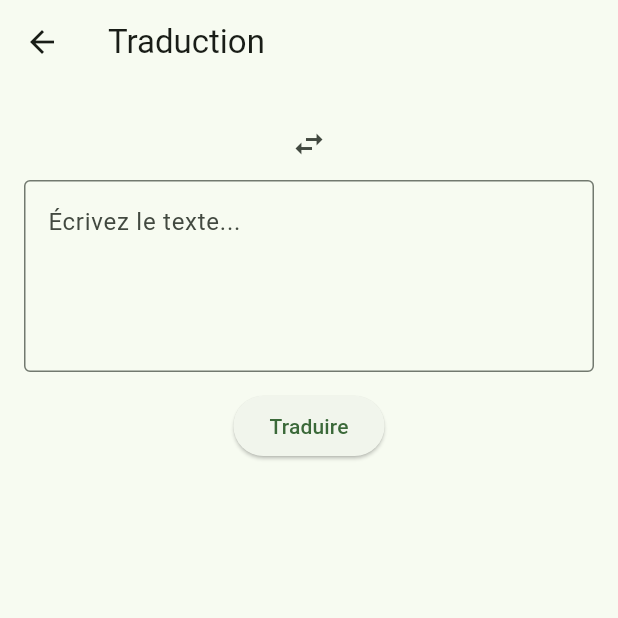
After one commit to trabelsiwala047/agrismart, a Flutter app: the screen it shows once a user with an empty profile is signed in, after a tap on the "translate" icon, on a phone screen of 412 x 824 dp, the top half of it. The commit adds this screen. Run offline on Flutter 3.47's test engine with Material 3 defaults, Android fonts, the phone set to English and light mode, and no system bars; our stand-ins replace camera, firebase_auth, firebase_core, shared_preferences; missing offline and left inert: google_mlkit_face_detection, google_mlkit_translation; accounts and stored records are empty; network calls fail.

Commit message:
ajout du bouton traduction dans ZonesPage

```diff
--- a/lib/main.dart
+++ b/lib/main.dart
@@ -8,6 +8,7 @@ import 'package:agrismart/providers/auth_provider.dart';
 import 'package:agrismart/providers/reglages_provider.dart';
 import 'package:agrismart/providers/zones_provider.dart';
 import 'package:agrismart/providers/meteo_provider.dart';
+import 'package:agrismart/providers/translation_provider.dart'; // jdid
 import 'package:agrismart/services/firebase_auth_service.dart';
 import 'package:agrismart/app.dart';
 
@@ -33,6 +34,7 @@ Future<void> main() async {
               ZonesProvider(prefs, context.read<AuthProvider>()),
         ),
         ChangeNotifierProvider(create: (_) => MeteoProvider(prefs)..charger()),
+        ChangeNotifierProvider(create: (_) => TranslationProvider()), // jdid
       ],
       child: const MyApp(),
     ),
--- /dev/null
+++ b/lib/providers/translation_provider.dart
@@ -0,0 +1,35 @@
+import 'package:flutter/foundation.dart';
+import 'package:google_mlkit_translation/google_mlkit_translation.dart';
+import '../services/translation_service.dart';
+
+class TranslationProvider extends ChangeNotifier {
+  final _service = TranslationService();
+
+  TranslateLanguage from = TranslateLanguage.french;
+  TranslateLanguage to = TranslateLanguage.arabic;
+  String result = '';
+  bool loading = false;
+  String? error;
+
+  void swap() {
+    final tmp = from;
+    from = to;
+    to = tmp;
+    result = '';
+    notifyListeners();
+  }
+
+  Future<void> translate(String text) async {
+    if (text.trim().isEmpty) return;
+    loading = true;
+    error = null;
+    notifyListeners();
+    try {
+      result = await _service.translate(text, from, to);
+    } catch (e) {
+      error = 'Erreur de traduction. Vérifiez la connexion (1er usage).';
+    }
+    loading = false;
+    notifyListeners();
+  }
+}
--- /dev/null
+++ b/lib/screens/translation_screen.dart
@@ -0,0 +1,80 @@
+import 'package:flutter/material.dart';
+import 'package:provider/provider.dart';
+import '../providers/translation_provider.dart';
+
+class TranslationScreen extends StatefulWidget {
+  const TranslationScreen({super.key});
+  @override
+  State<TranslationScreen> createState() => _TranslationScreenState();
+}
+
+class _TranslationScreenState extends State<TranslationScreen> {
+  final _controller = TextEditingController();
+  final _formKey = GlobalKey<FormState>();
+
+  @override
+  void dispose() {
+    _controller.dispose();
+    super.dispose();
+  }
+
+  @override
+  Widget build(BuildContext context) {
+    final p = context.watch<TranslationProvider>();
+    return Scaffold(
+      appBar: AppBar(title: const Text('Traduction')),
+      body: Padding(
+        padding: const EdgeInsets.all(16),
+        child: Form(
+          key: _formKey,
+          child: Column(
+            children: [
+              Row(
+                mainAxisAlignment: MainAxisAlignment.center,
+                children: [
+                  Text(p.from.name),
+                  IconButton(
+                    icon: const Icon(Icons.swap_horiz),
+                    onPressed: p.swap,
+                  ),
+                  Text(p.to.name),
+                ],
+              ),
+              TextFormField(
+                controller: _controller,
+                maxLines: 4,
+                decoration: const InputDecoration(
+                  border: OutlineInputBorder(),
+                  hintText: 'Écrivez le texte...',
+                ),
+                validator: (v) =>
+                (v == null || v.trim().isEmpty) ? 'Texte requis' : null,
+              ),
+              const SizedBox(height: 12),
+              ElevatedButton(
+                onPressed: p.loading
+                    ? null
+                    : () {
+                  if (_formKey.currentState!.validate()) {
+                    p.translate(_controller.text);
+                  }
+                },
+                child: p.loading
+                    ? const SizedBox(
+                    height: 20,
+                    width: 20,
+                    child: CircularProgressIndicator(strokeWidth: 2))
+                    : const Text('Traduire'),
+              ),
+              const SizedBox(height: 16),
+              if (p.error != null)
+                Text(p.error!, style: const TextStyle(color: Colors.red)),
+              if (p.result.isNotEmpty)
+                SelectableText(p.result, style: const TextStyle(fontSize: 18)),
+            ],
+          ),
+        ),
+      ),
+    );
+  }
+}
--- a/lib/screens/zones_page.dart
+++ b/lib/screens/zones_page.dart
@@ -6,6 +6,7 @@ import 'package:agrismart/screens/zone_detail_page.dart';
 import 'package:agrismart/screens/zone_form_page.dart';
 import 'package:agrismart/widgets/resume_exploitation.dart';
 import 'package:agrismart/widgets/zone_card.dart';
+import 'package:agrismart/screens/translation_screen.dart';
 
 class ZonesPage extends StatelessWidget {
   const ZonesPage({super.key});
@@ -40,6 +41,14 @@ class ZonesPage extends StatelessWidget {
     if (modifiee == null || !context.mounted) return;
     context.read<ZonesProvider>().remplacer(zone, modifiee);
     _message(context, 'Zone modifiée');
+  }
+
+  // NOUVEAU : ouvre l'écran de traduction
+  void _ouvrirTraduction(BuildContext context) {
+    Navigator.push(
+      context,
+      MaterialPageRoute(builder: (_) => const TranslationScreen()),
+    );
   }
 
   Future<void> _confirmerSuppression(BuildContext context, Zone zone) async {
@@ -80,14 +89,20 @@ class ZonesPage extends StatelessWidget {
   Widget build(BuildContext context) {
     // watch : on affiche des données
     final provider = context.watch<ZonesProvider>();
-    final toutes = provider.zones;           // pour le bandeau (toutes les zones)
-    final zones = provider.zonesAffichees;   // pour la liste (filtrée ou non)
+    final toutes = provider.zones; // pour le bandeau (toutes les zones)
+    final zones = provider.zonesAffichees; // pour la liste (filtrée ou non)
 
     return Scaffold(
       appBar: AppBar(
         backgroundColor: Theme.of(context).colorScheme.inversePrimary,
         title: const Text('AgriSmart'),
         actions: [
+          // NOUVEAU : bouton traduction
+          IconButton(
+            tooltip: 'Traduction',
+            icon: const Icon(Icons.translate),
+            onPressed: () => _ouvrirTraduction(context),
+          ),
           // Exercice 1 : filtre (read dans onPressed)
           IconButton(
             tooltip: 'Zones à irriguer',
--- a/pubspec.yaml
+++ b/pubspec.yaml
@@ -42,6 +42,7 @@ dependencies:
   camera: ^0.11.1
   google_mlkit_face_detection: ^0.13.0
   camera_android: ^0.10.13
+  google_mlkit_translation: ^0.13.1
 
 dev_dependencies:
   flutter_test:
```
Also changed, not shown: lib/screens/accueil_page.dart (+20 -4 lines), lib/services/translation_service.dart (added, +25 -0 lines), pubspec.lock.
